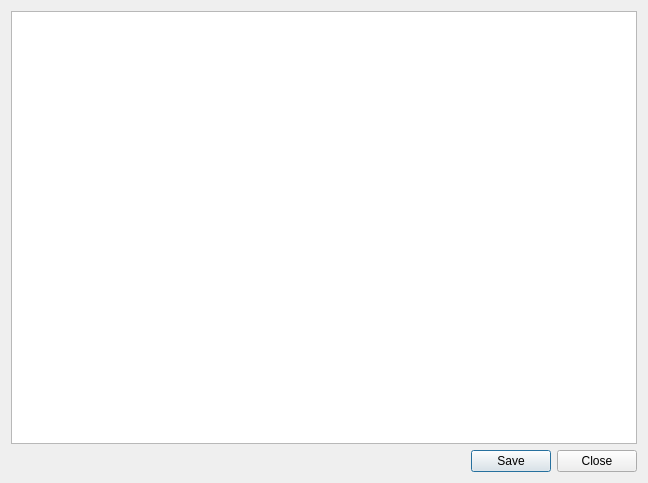
Old version of the form quarkplayer-plugins/MainWindow/LogWindow.ui in the repository tkrotoff/QuarkPlayer.
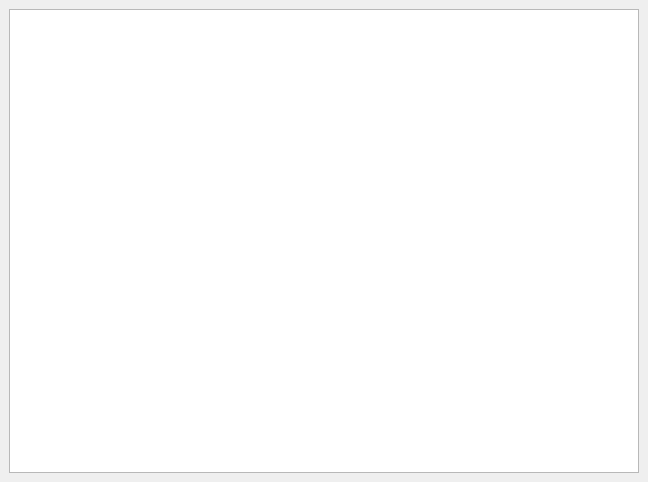
New version of the form.

Commit message: Switch from Q_OS_WIN to Q_WS_WIN Improve TkToolBar Various bugfixes Change LogWindow, uses QMainWindow

The edit to the form file:
```diff
--- a/quarkplayer-plugins/MainWindow/LogWindow.ui
+++ b/quarkplayer-plugins/MainWindow/LogWindow.ui
@@ -1,35 +1,33 @@
 <?xml version="1.0" encoding="UTF-8"?>
 <ui version="4.0">
  <class>LogWindow</class>
- <widget class="QDialog" name="LogWindow">
+ <widget class="QMainWindow" name="LogWindow">
   <property name="geometry">
    <rect>
     <x>0</x>
     <y>0</y>
     <width>648</width>
-    <height>483</height>
+    <height>482</height>
    </rect>
   </property>
   <property name="windowTitle">
    <string>Log Window</string>
   </property>
+  <widget class="QWidget" name="centralwidget">
   <layout class="QGridLayout" name="gridLayout">
    <item row="0" column="0">
     <widget class="QTextEdit" name="textEdit">
+      <property name="lineWrapMode">
+       <enum>QTextEdit::NoWrap</enum>
+      </property>
      <property name="readOnly">
       <bool>true</bool>
      </property>
     </widget>
    </item>
-   <item row="1" column="0">
-    <widget class="QDialogButtonBox" name="buttonBox">
-     <property name="standardButtons">
-      <set>QDialogButtonBox::Close|QDialogButtonBox::Save</set>
-     </property>
-    </widget>
-   </item>
-  </layout>
- </widget>
+   </layout>
+  </widget>
+ </widget>
  <resources/>
  <connections>
   <connection>
```
Left out of the diff: 37 changed lines with no effect on the pictures. Lines whose indentation alone changed are shown as unchanged. The commit also changes 20 other files.
